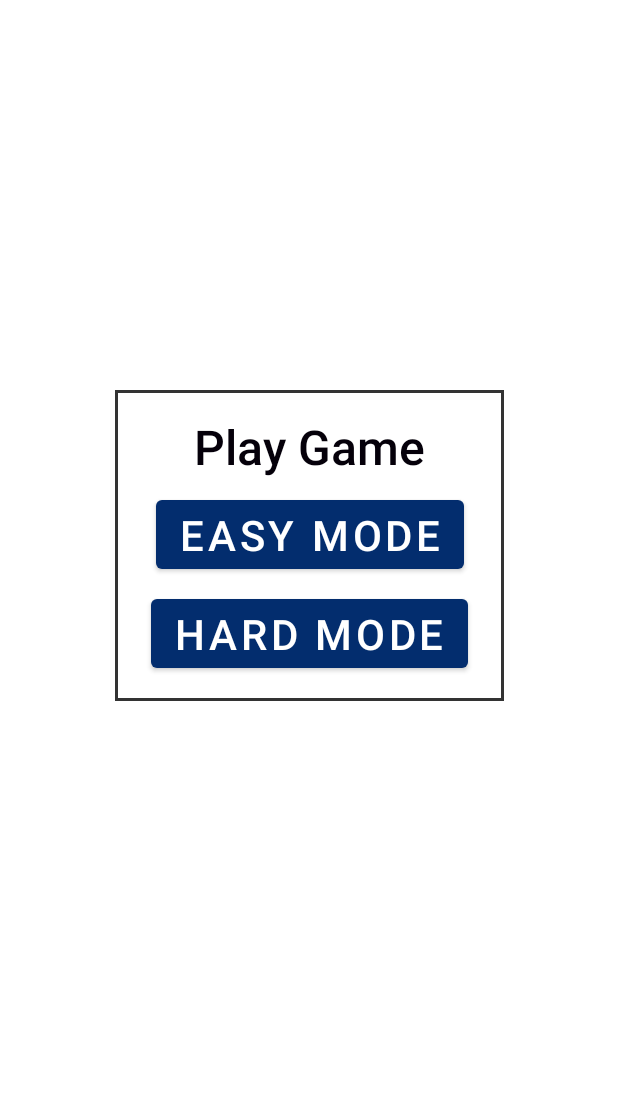
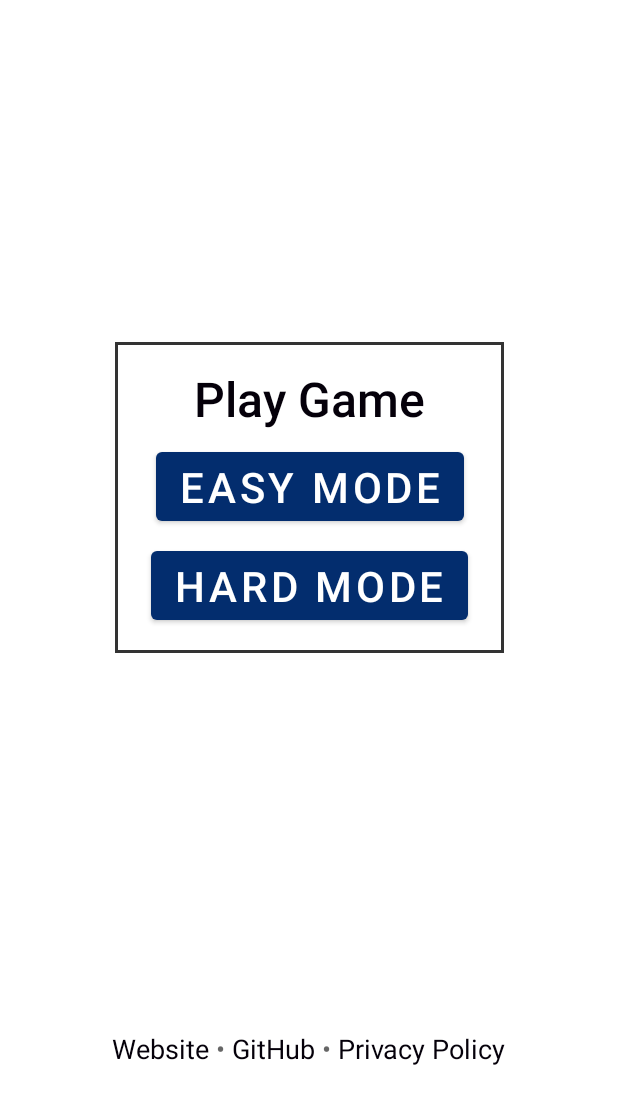
Before and after one commit to JoeBlakeB/Battleships, an Android app: the screen it shows after launch (MainActivity), on a phone screen of 412 x 824 dp, the part 121-1236 px from its top. Run offline under Robolectric (Android 15) with nearby library versions, the phone set to English and light mode, and no system bars.

Commit message:
add links to website, github, and privacy policy, at bottom of start screen

```diff
--- a/app/src/main/java/com/joeblakeb/battleships/activities/MainActivity.kt
+++ b/app/src/main/java/com/joeblakeb/battleships/activities/MainActivity.kt
@@ -1,9 +1,18 @@
 package com.joeblakeb.battleships.activities
 
 import android.content.Intent
+import android.net.Uri
 import androidx.appcompat.app.AppCompatActivity
 import android.os.Bundle
+import android.text.SpannableString
+import android.text.Spanned
+import android.text.TextPaint
+import android.text.method.LinkMovementMethod
+import android.text.style.ClickableSpan
+import android.view.View
 import android.widget.Button
+import android.widget.TextView
+import androidx.core.content.ContextCompat
 import com.joeblakeb.battleships.R
 import com.joeblakeb.battleships.utils.EXTRA_OTHER_PLAYER
 import com.joeblakeb.battleships.utils.OTHER_PLAYER_PROBABILITY
@@ -16,7 +25,11 @@ class MainActivity : AppCompatActivity() {
     override fun onCreate(savedInstanceState: Bundle?) {
         super.onCreate(savedInstanceState)
         setContentView(R.layout.activity_main)
+        setUpButtons()
+        setUpFooterLinks()
+    }
 
+    private fun setUpButtons() {
         for (pair in listOf(
             Pair(R.id.buttonPlayEasy, OTHER_PLAYER_RANDOM),
             Pair(R.id.buttonPlayHard, OTHER_PLAYER_PROBABILITY)
@@ -29,4 +42,43 @@ class MainActivity : AppCompatActivity() {
             }
         }
     }
+
+    private fun setUpFooterLinks() {
+        val footerTextView = findViewById<TextView>(R.id.footerLabel)
+
+        val linkNames = resources.getStringArray(R.array.footer_links_names)
+        val linkUrls = resources.getStringArray(R.array.footer_links_urls)
+        val separator = " • "
+
+        val spannableString = SpannableString(linkNames.joinToString(separator))
+        val primaryTextColor = ContextCompat.getColor(this, R.color.primaryText)
+
+        var currentPosition = 0
+        for (i in linkNames.indices) {
+            val clickableSpan = object : ClickableSpan() {
+                override fun onClick(widget: View) {
+                    val intent = Intent(Intent.ACTION_VIEW, Uri.parse(linkUrls[i]))
+                    startActivity(intent)
+                }
+
+                override fun updateDrawState(ds: TextPaint) {
+                    ds.isUnderlineText = false
+                    ds.color = primaryTextColor
+                }
+            }
+
+            val spanEnd = currentPosition + linkNames[i].length
+            spannableString.setSpan(
+                clickableSpan,
+                currentPosition,
+                spanEnd,
+                Spanned.SPAN_EXCLUSIVE_EXCLUSIVE
+            )
+
+            currentPosition = spanEnd + separator.length
+        }
+
+        footerTextView.text = spannableString
+        footerTextView.movementMethod = LinkMovementMethod.getInstance()
+    }
 }
--- a/app/src/main/res/layout/activity_main.xml
+++ b/app/src/main/res/layout/activity_main.xml
@@ -29,12 +29,11 @@
         android:id="@+id/constraintLayout2"
         android:layout_width="wrap_content"
         android:layout_height="wrap_content"
-        android:layout_marginBottom="16dp"
         android:background="@drawable/border"
         app:layout_constraintBottom_toBottomOf="parent"
         app:layout_constraintEnd_toEndOf="parent"
         app:layout_constraintStart_toStartOf="parent"
-        app:layout_constraintTop_toBottomOf="@+id/textView">
+        app:layout_constraintTop_toTopOf="parent">
 
 
         <TextView
@@ -91,5 +90,17 @@
             app:layout_constraintTop_toBottomOf="@+id/buttonPlayEasy" />
     </androidx.constraintlayout.widget.ConstraintLayout>
 
+    <TextView
+        android:id="@+id/footerLabel"
+        android:layout_width="wrap_content"
+        android:layout_height="wrap_content"
+        android:layout_marginBottom="32dp"
+        android:textAppearance="@style/TextAppearance.AppCompat.Medium"
+        app:layout_constraintBottom_toBottomOf="parent"
+        app:layout_constraintEnd_toEndOf="parent"
+        app:layout_constraintStart_toStartOf="parent"
+        app:layout_constraintTop_toBottomOf="@+id/constraintLayout2"
+        app:layout_constraintVertical_bias="1.0" />
+
 
 </androidx.constraintlayout.widget.ConstraintLayout>
--- a/app/src/main/res/values/strings.xml
+++ b/app/src/main/res/values/strings.xml
@@ -14,4 +14,16 @@
     <string name="turn_you">Your Turn</string>
     <string name="win_enemy">You have lost the game, better luck next time!</string>
     <string name="win_you">Congratulations, you have won the game!</string>
+
+    <string-array name="footer_links_names">
+        <item>Website</item>
+        <item>GitHub</item>
+        <item>Privacy Policy</item>
+    </string-array>
+
+    <string-array name="footer_links_urls">
+        <item>https://joeblakeb.com/projects/battleships/</item>
+        <item>https://github.com/JoeBlakeB/Battleships/</item>
+        <item>https://joeblakeb.com/projects/battleships/privacy-policy/</item>
+    </string-array>
 </resources>
```
